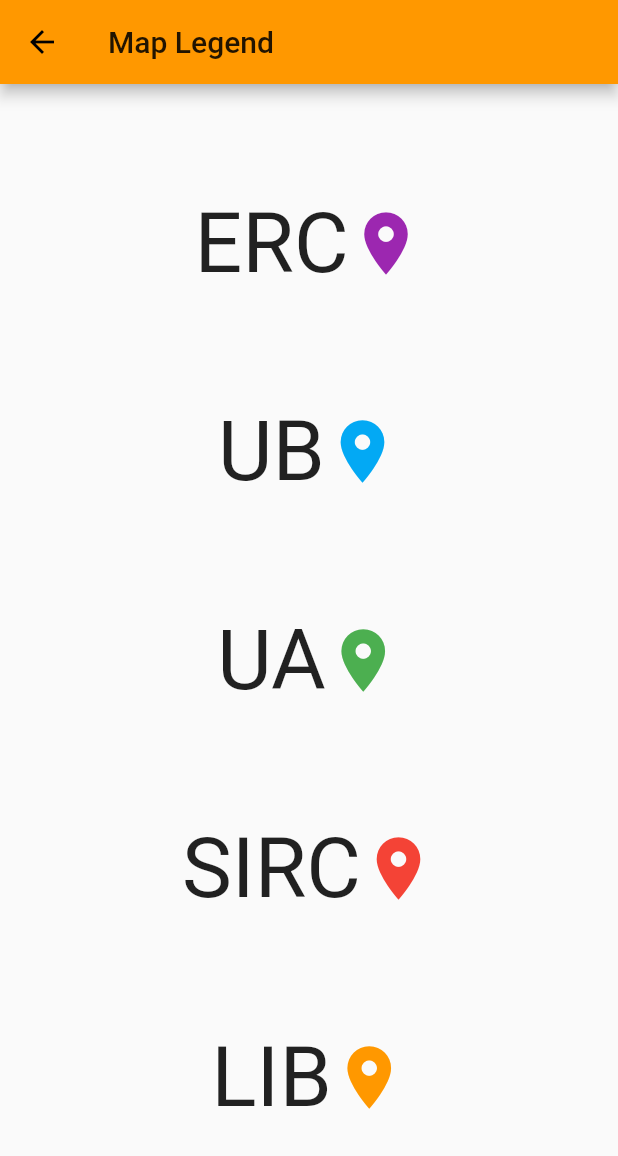
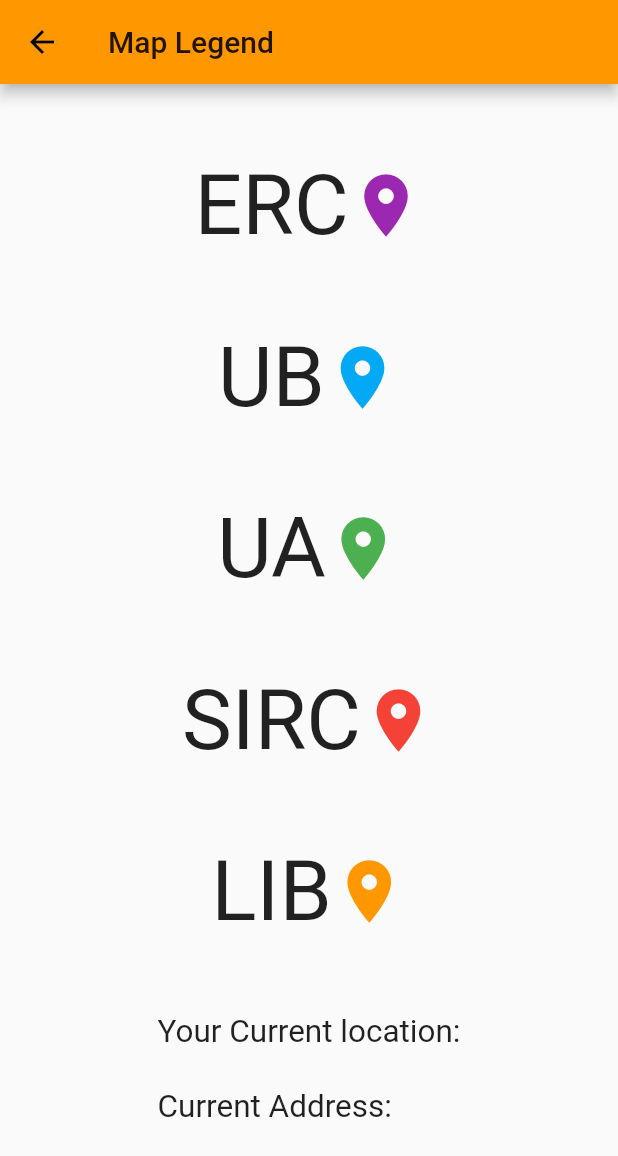
Before and after one commit to nandor-gallo/Mobile-Devices-4100U-Final-Project, a Flutter app: the Map screen opened directly, after a tap on an icon or button, on a phone screen of 412 x 824 dp. Shown: the top 1156 px of the screen. Run offline on Flutter 3.47's test engine with Material 2 defaults, Android fonts, the phone set to English and light mode, and no system bars; our stand-ins replace charts_flutter, cloud_firestore, flutter_local_notifications, flutter_map, geolocator, latlong and 1 more; missing offline and left inert: flare_splash_screen, speech_recognition; accounts and stored records are empty.

Commit message:
added geocoding/location

```diff
--- a/notetakr/lib/map.dart
+++ b/notetakr/lib/map.dart
@@ -3,6 +3,7 @@ import 'package:flutter/cupertino.dart';
 
 import 'package:flutter_map/flutter_map.dart';
 import 'package:latlong/latlong.dart';
+import 'package:geolocator/geolocator.dart';
 
 class Map extends StatelessWidget {
   final erc = LatLng(43.9457342, -78.896296);
@@ -118,14 +119,51 @@ class Map extends StatelessWidget {
         ),
         onPressed: () {
           Navigator.push(
-              context, MaterialPageRoute(builder: (context) => MapLegend()));
+              context,
+              MaterialPageRoute(
+                  builder: (context) => LegendPage(title: "Map Legend")));
         },
       ),
     );
   }
 }
 
-class MapLegend extends StatelessWidget {
+class LegendPage extends StatefulWidget {
+  LegendPage({Key key, this.title}) : super(key: key);
+
+  final String title;
+
+  @override
+  _LegendPageState createState() => _LegendPageState();
+}
+
+class _LegendPageState extends State<LegendPage> {
+  var _geolocator = Geolocator();
+  var _posMessage = "";
+  var address = "";
+
+  void _updateLocation(userLocation) {
+    setState(() {
+      _posMessage = 'Lat: ${userLocation.latitude} , Long: ${userLocation.longitude}';
+    });
+
+    _geolocator.placemarkFromCoordinates(userLocation.latitude, userLocation.longitude).then((List<Placemark> places) {
+      for (Placemark place in places) {
+        address = '${place.subThoroughfare} ${place.thoroughfare}';
+      }
+    });
+  }
+
+  @override
+  void initState() {
+    _geolocator
+        .getPositionStream(LocationOptions(
+            accuracy: LocationAccuracy.best, timeInterval: 5000))
+        .listen((userLocation) {
+      _updateLocation(userLocation);
+    });
+  }
+
   @override
   Widget build(BuildContext context) {
     return Scaffold(
@@ -139,35 +177,29 @@ class MapLegend extends StatelessWidget {
               mainAxisAlignment: MainAxisAlignment.spaceEvenly,
               crossAxisAlignment: CrossAxisAlignment.start,
               children: [
-                Row(
-                mainAxisAlignment: MainAxisAlignment.center,
-                children: [
+                Row(mainAxisAlignment: MainAxisAlignment.center, children: [
                   Text("ERC", textScaleFactor: 4.0),
                   Icon(Icons.location_on, color: Colors.purple, size: 50)
                 ]),
-                Row(
-                mainAxisAlignment: MainAxisAlignment.center,
-                children: [
+                Row(mainAxisAlignment: MainAxisAlignment.center, children: [
                   Text("UB", textScaleFactor: 4.0),
                   Icon(Icons.location_on, color: Colors.lightBlue, size: 50),
                 ]),
-                Row(
-                mainAxisAlignment: MainAxisAlignment.center,
-                children: [
+                Row(mainAxisAlignment: MainAxisAlignment.center, children: [
                   Text("UA", textScaleFactor: 4.0),
                   Icon(Icons.location_on, color: Colors.green, size: 50),
                 ]),
-                Row(
-                mainAxisAlignment: MainAxisAlignment.center,
-                children: [
+                Row(mainAxisAlignment: MainAxisAlignment.center, children: [
                   Text("SIRC", textScaleFactor: 4.0),
                   Icon(Icons.location_on, color: Colors.red, size: 50),
                 ]),
-                Row(
-                mainAxisAlignment: MainAxisAlignment.center,
-                children: [
+                Row(mainAxisAlignment: MainAxisAlignment.center, children: [
                   Text("LIB", textScaleFactor: 4.0),
                   Icon(Icons.location_on, color: Colors.orange, size: 50),
+                ]),
+                Row(mainAxisAlignment: MainAxisAlignment.center, children: [
+                  Text(" Your Current location: \n $_posMessage \n Current Address:\n$address",
+                      textScaleFactor: 1.5),
                 ]),
               ]),
         ));
```
